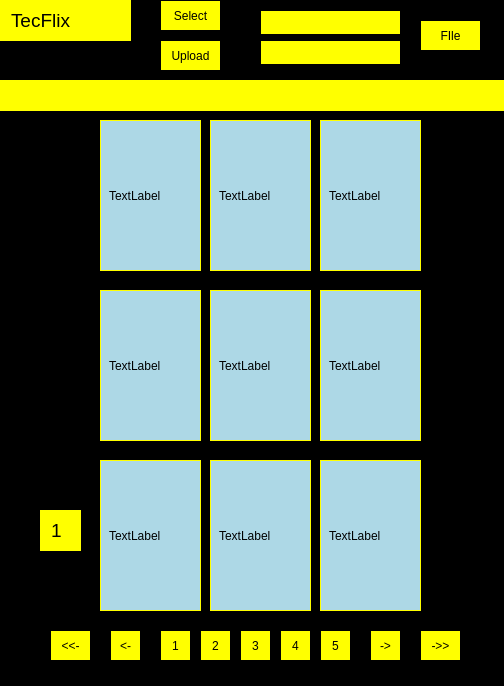
Old version of the form mainwindow.ui in the repository joshual777/TecFlix.
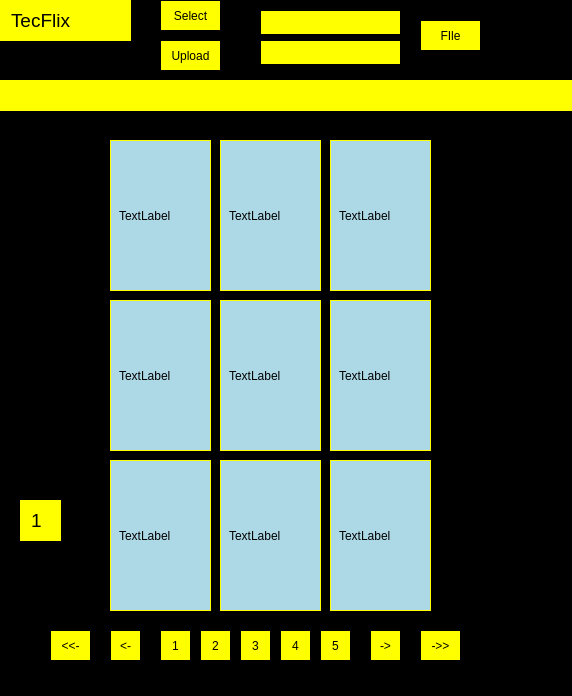
New version of the form.

```diff
--- a/mainwindow.ui
+++ b/mainwindow.ui
@@ -9,8 +9,8 @@
    <rect>
     <x>0</x>
     <y>0</y>
-    <width>504</width>
-    <height>686</height>
+    <width>572</width>
+    <height>696</height>
    </rect>
   </property>
   <property name="windowTitle">
@@ -27,8 +27,8 @@
    <widget class="QLabel" name="lmovie1">
     <property name="geometry">
      <rect>
-      <x>100</x>
-      <y>290</y>
+      <x>110</x>
+      <y>140</y>
       <width>101</width>
       <height>151</height>
      </rect>
@@ -48,8 +48,8 @@
    <widget class="QLabel" name="lmovie2">
     <property name="geometry">
      <rect>
-      <x>210</x>
-      <y>290</y>
+      <x>220</x>
+      <y>140</y>
       <width>101</width>
       <height>151</height>
      </rect>
@@ -69,8 +69,8 @@
    <widget class="QLabel" name="lmovie3">
     <property name="geometry">
      <rect>
-      <x>210</x>
-      <y>120</y>
+      <x>330</x>
+      <y>140</y>
       <width>101</width>
       <height>151</height>
      </rect>
@@ -90,8 +90,8 @@
    <widget class="QLabel" name="lmovie5">
     <property name="geometry">
      <rect>
-      <x>210</x>
-      <y>460</y>
+      <x>220</x>
+      <y>300</y>
       <width>101</width>
       <height>151</height>
      </rect>
@@ -111,8 +111,8 @@
    <widget class="QLabel" name="lmovie6">
     <property name="geometry">
      <rect>
-      <x>320</x>
-      <y>290</y>
+      <x>330</x>
+      <y>300</y>
       <width>101</width>
       <height>151</height>
      </rect>
@@ -132,8 +132,8 @@
    <widget class="QLabel" name="lmovie4">
     <property name="geometry">
      <rect>
-      <x>100</x>
-      <y>460</y>
+      <x>110</x>
+      <y>300</y>
       <width>101</width>
       <height>151</height>
      </rect>
@@ -153,7 +153,7 @@
    <widget class="QLabel" name="lmovie8">
     <property name="geometry">
      <rect>
-      <x>320</x>
+      <x>220</x>
       <y>460</y>
       <width>101</width>
       <height>151</height>
@@ -174,8 +174,8 @@
    <widget class="QLabel" name="lmovie9">
     <property name="geometry">
      <rect>
-      <x>320</x>
-      <y>120</y>
+      <x>330</x>
+      <y>460</y>
       <width>101</width>
       <height>151</height>
      </rect>
@@ -195,8 +195,8 @@
    <widget class="QLabel" name="lmovie7">
     <property name="geometry">
      <rect>
-      <x>100</x>
-      <y>120</y>
+      <x>110</x>
+      <y>460</y>
       <width>101</width>
       <height>151</height>
      </rect>
@@ -452,8 +452,8 @@
    <widget class="QLabel" name="pagel">
     <property name="geometry">
      <rect>
-      <x>40</x>
-      <y>510</y>
+      <x>20</x>
+      <y>500</y>
       <width>41</width>
       <height>41</height>
      </rect>
```
